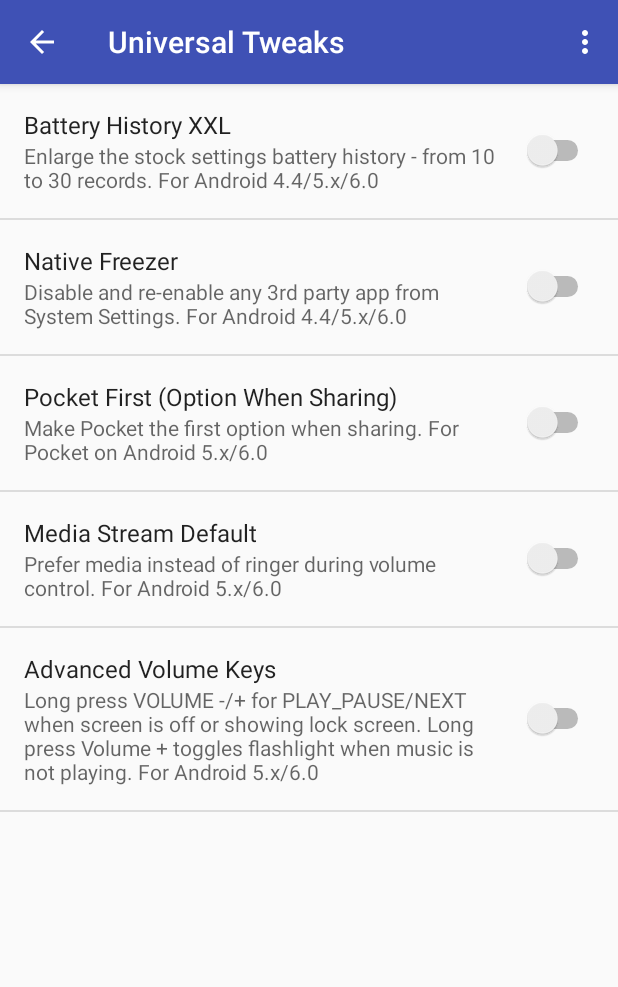
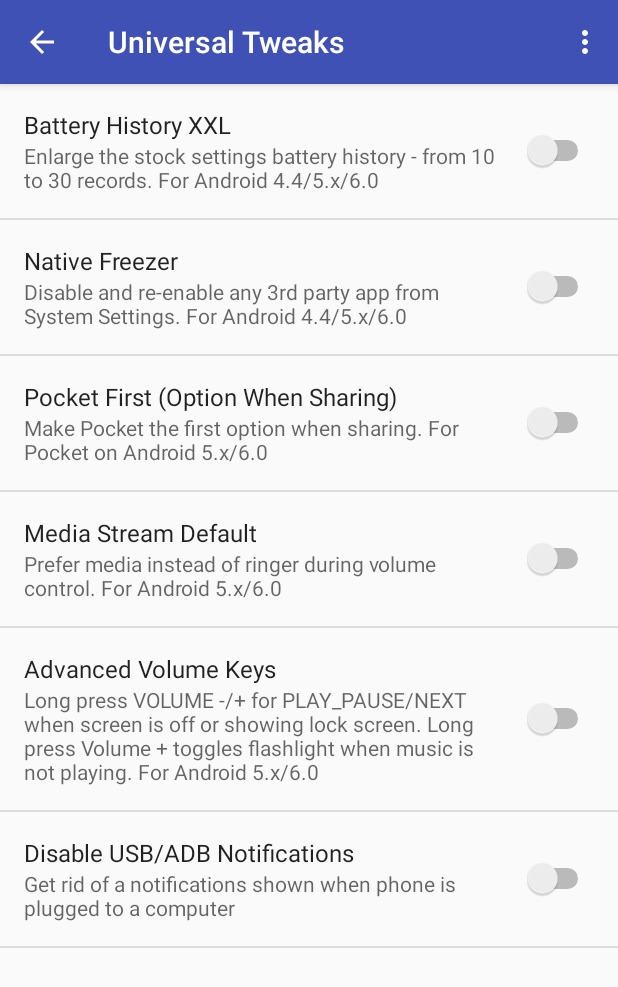
Before and after one commit to moneytoo/AllMy..., an Android app: the SettingsActivity screen opened directly, with no data from a screen before it, after a tap on "Universal Tweaks", on a phone screen of 412 x 824 dp. Shown: the top 987 px of the screen. Run offline under Robolectric (Android 15) with nearby library versions, the phone set to English and light mode, and no system bars; our stand-ins replace AdMob.

Commit message:
Make "Disable USB Notification" more universal and include ADB notification

```diff
--- a/app/src/main/res/xml/pref_s5.xml
+++ b/app/src/main/res/xml/pref_s5.xml
@@ -24,10 +24,4 @@
         android:title="Gentle Haptic Feedback"
         android:summary="10 ms instead of 50 ms for touch keys" />
 
-    <SwitchPreference
-        android:defaultValue="false"
-        android:key="tweak_disableusbnotification"
-        android:title="Disable USB Notification"
-        android:summary="Get rid of a notification showed when phone is plugged to a computer" />
-
 </PreferenceScreen>
--- a/app/src/main/res/xml/pref_tweaks.xml
+++ b/app/src/main/res/xml/pref_tweaks.xml
@@ -30,4 +30,10 @@
         android:title="Advanced Volume Keys"
         android:summary="Long press VOLUME -/+ for PLAY_PAUSE/NEXT when screen is off or showing lock screen. Long press Volume + toggles flashlight when music is not playing. For Android 5.x/6.0" />
 
+    <SwitchPreference
+        android:defaultValue="false"
+        android:key="tweak_disableusbnotification"
+        android:title="Disable USB/ADB Notifications"
+        android:summary="Get rid of a notifications shown when phone is plugged to a computer" />
+
 </PreferenceScreen>
```
Also changed, not shown: app/src/main/java/com/smartmadsoft/xposed/aio/tweaks/DisableUsbNotification.java (+8 -1 lines).
